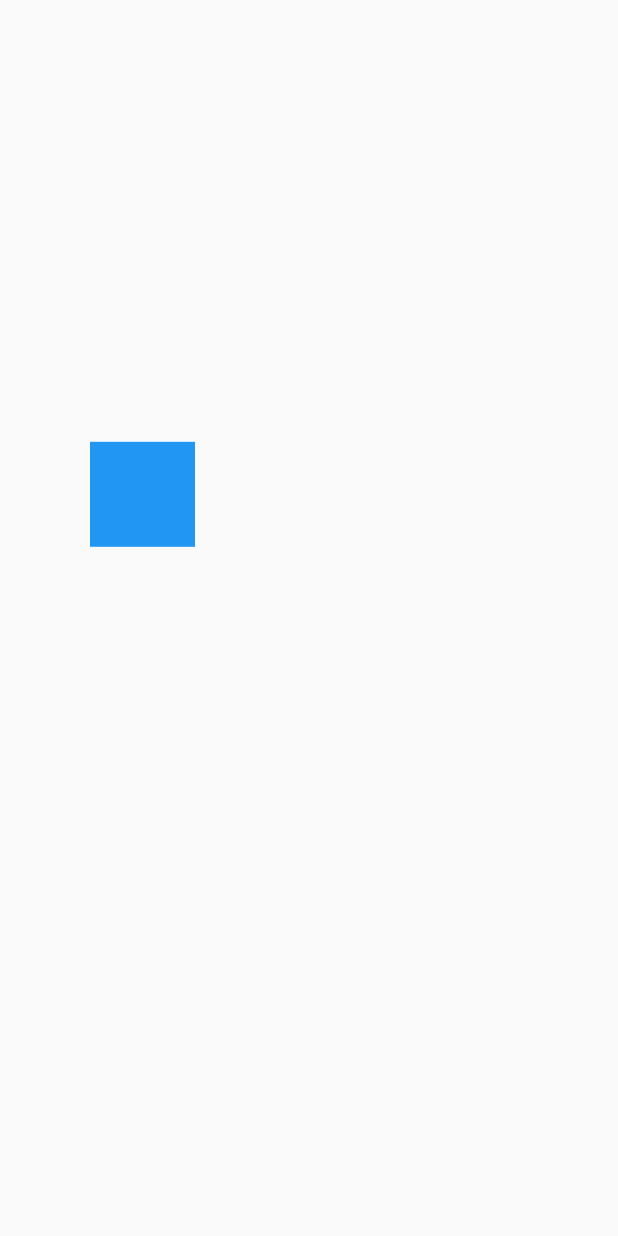
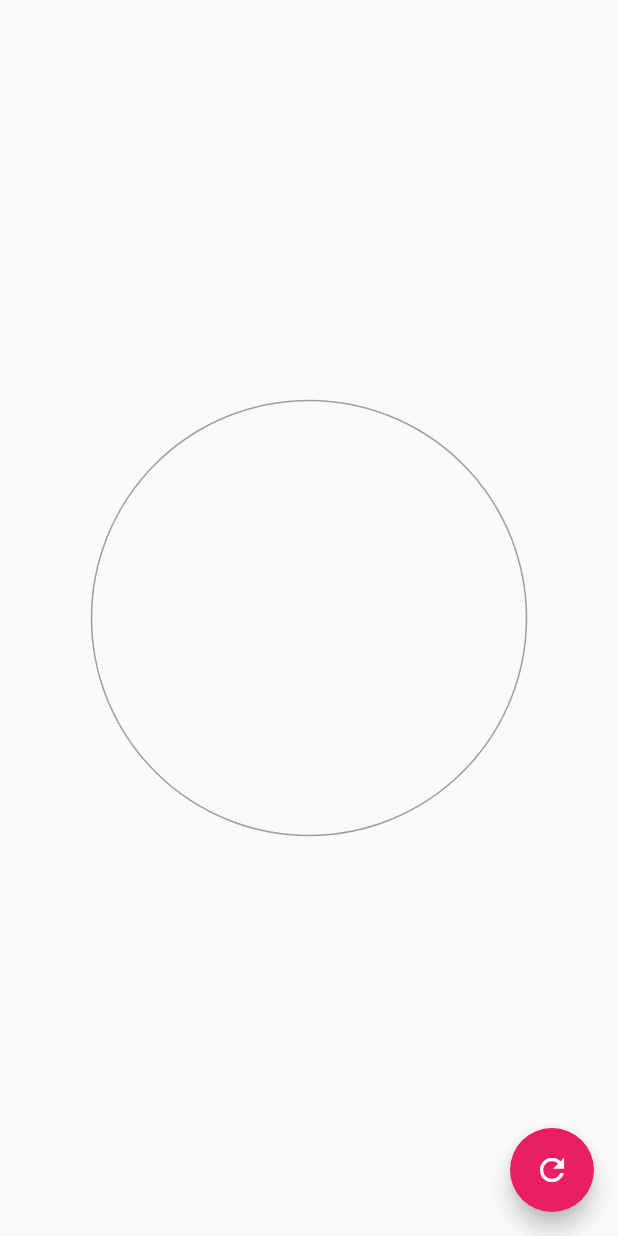
Before and after one commit to VictorHugoAguilar/disenios_animaciones_flutter, a Flutter app: the screen it shows after launch, on a phone screen of 412 x 824 dp. Run offline on Flutter 3.47's test engine with Material 2 defaults, Android fonts, the phone set to English and light mode, and no system bars.

```diff
--- a/lib/main.dart
+++ b/lib/main.dart
@@ -1,5 +1,4 @@
-import 'package:app_backgrounds_customs/src/pages/animaciones_page.dart';
-import 'package:app_backgrounds_customs/src/retos/cuadrado_animado_page.dart';
+import 'package:app_backgrounds_customs/src/pages/circular_progress_page.dart';
 import 'package:flutter/material.dart';
 
 void main() {
@@ -13,7 +12,7 @@ class MyApp extends StatelessWidget {
     return MaterialApp(
       debugShowCheckedModeBanner: false,
       title: 'Diseños de BackGrouds',
-      home: CuadradoAnimadoPage(),
+      home: CircularProgressPage(),
     );
   }
 }
--- /dev/null
+++ b/lib/src/pages/circular_progress_page.dart
@@ -0,0 +1,119 @@
+import 'dart:math';
+import 'dart:ui';
+
+import 'package:flutter/material.dart';
+
+class CircularProgressPage extends StatefulWidget {
+  @override
+  _CircularProgressPageState createState() => _CircularProgressPageState();
+}
+
+class _CircularProgressPageState extends State<CircularProgressPage>
+    with SingleTickerProviderStateMixin {
+  AnimationController controller;
+  double porcentaje = 0.0;
+  double nuevoPorcentaje = 0.0;
+
+  @override
+  void initState() {
+    controller = new AnimationController(
+      vsync: this,
+      duration: Duration(milliseconds: 1000),
+    );
+
+    controller.addListener(() {
+      // print('valor controller; $controller.value ');
+      setState(() {
+        porcentaje = lerpDouble(porcentaje, nuevoPorcentaje, controller.value);
+      });
+    });
+
+    super.initState();
+  }
+
+  @override
+  void dispose() {
+    controller.dispose();
+    super.dispose();
+  }
+
+  @override
+  Widget build(BuildContext context) {
+    return Scaffold(
+      floatingActionButton: FloatingActionButton(
+        child: Icon(Icons.refresh),
+        backgroundColor: Colors.pink,
+        onPressed: () {
+          porcentaje = nuevoPorcentaje;
+          nuevoPorcentaje += 10;
+          if (nuevoPorcentaje > 100) {
+            porcentaje = 0;
+            nuevoPorcentaje = 0;
+          }
+
+          controller.forward(from: 0.0);
+
+          setState(() {});
+        },
+      ),
+      body: Center(
+        child: Container(
+          padding: EdgeInsets.all(5),
+          width: 300,
+          height: 300,
+          // color: Colors.deepPurple,
+          child: CustomPaint(
+            painter: _miRadialProgress(porcentaje),
+          ),
+        ),
+      ),
+    );
+  }
+}
+
+class _miRadialProgress extends CustomPainter {
+  final porcentaje;
+
+  _miRadialProgress(this.porcentaje);
+
+  @override
+  void paint(Canvas canvas, Size size) {
+    // Circulo completado
+    final paint = new Paint()
+      ..strokeWidth = 1
+      ..color = Colors.grey
+      ..style = PaintingStyle.stroke;
+
+    final Offset center = new Offset(size.width * 0.5, size.height * 0.5);
+    final double radius = min(size.width * 0.5, size.height * 0.5);
+
+    canvas.drawCircle(center, radius, paint);
+
+    // Arco
+    final paintArco = new Paint()
+      ..strokeWidth = 10
+      ..color = Colors.orange
+      ..style = PaintingStyle.stroke;
+
+    // Parte que se ira llenando
+    final double fStartAngle = -pi / 2;
+
+    final double arcAngle = 2 * pi * (porcentaje / 100);
+    final double fSweepAngle = arcAngle;
+
+    final bool fUseCenter = false;
+
+    canvas.drawArc(
+      Rect.fromCircle(center: center, radius: radius),
+      fStartAngle,
+      fSweepAngle,
+      fUseCenter,
+      paintArco,
+    );
+  }
+
+  @override
+  bool shouldRepaint(covariant CustomPainter oldDelegate) {
+    return true;
+  }
+}
```
Also changed, not shown: 1 other file.
